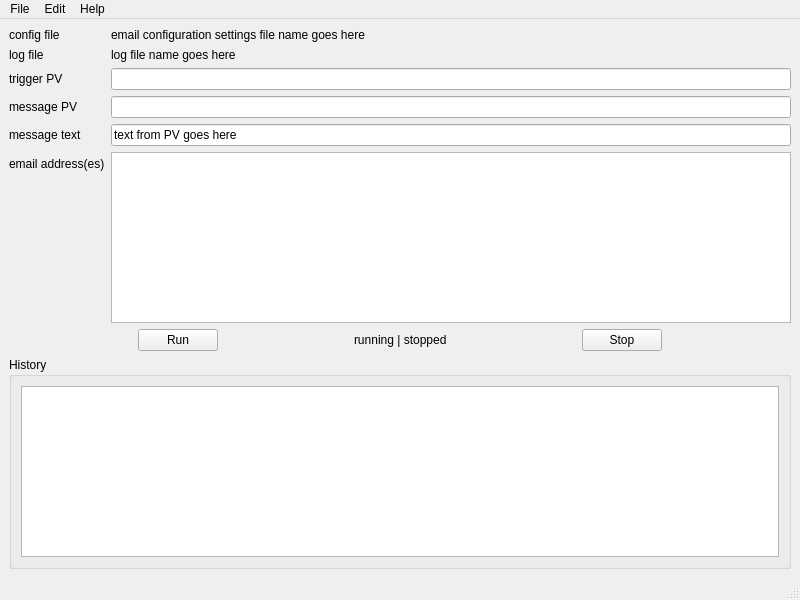
This is src/PvMail/gui.ui in BCDA-APS/pvMail as Qt 5 draws it before an edit. The edited form follows.
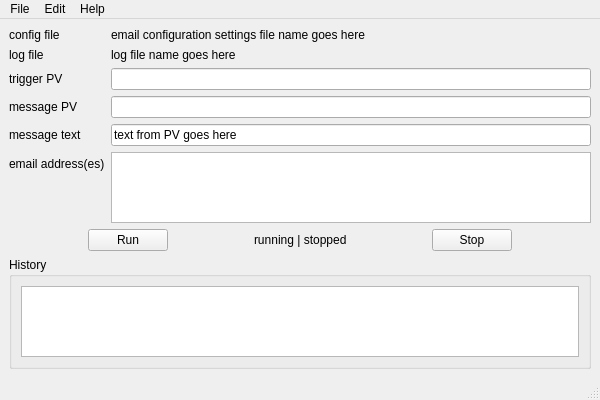
This is the edited form.

Commit message: refs #1: customize after loading the .ui file

```diff
--- a/src/PvMail/gui.ui
+++ b/src/PvMail/gui.ui
@@ -6,8 +6,8 @@
    <rect>
     <x>0</x>
     <y>0</y>
-    <width>800</width>
-    <height>600</height>
+    <width>600</width>
+    <height>400</height>
    </rect>
   </property>
   <property name="windowTitle">
@@ -205,8 +205,8 @@
     <rect>
      <x>0</x>
      <y>0</y>
-     <width>800</width>
-     <height>22</height>
+     <width>600</width>
+     <height>21</height>
     </rect>
    </property>
    <widget class="QMenu" name="menuFile">
```
Left out of the diff: 10 changed lines with no effect on the pictures. The commit also changes 1 other file.
